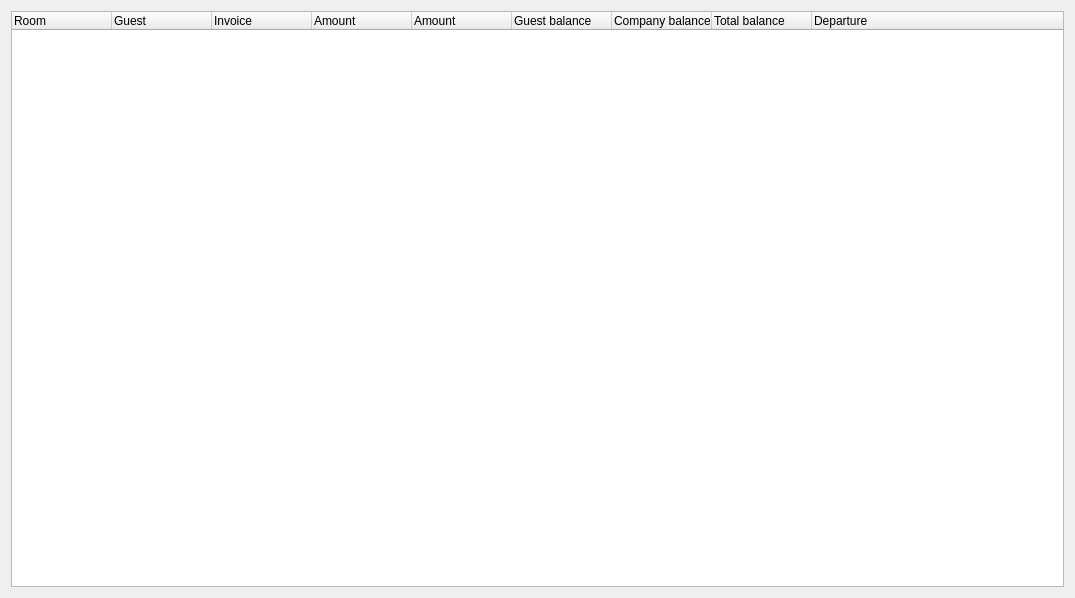
Old version of the form Resort/wquickcheckout.ui in the repository End1-1/Resort.
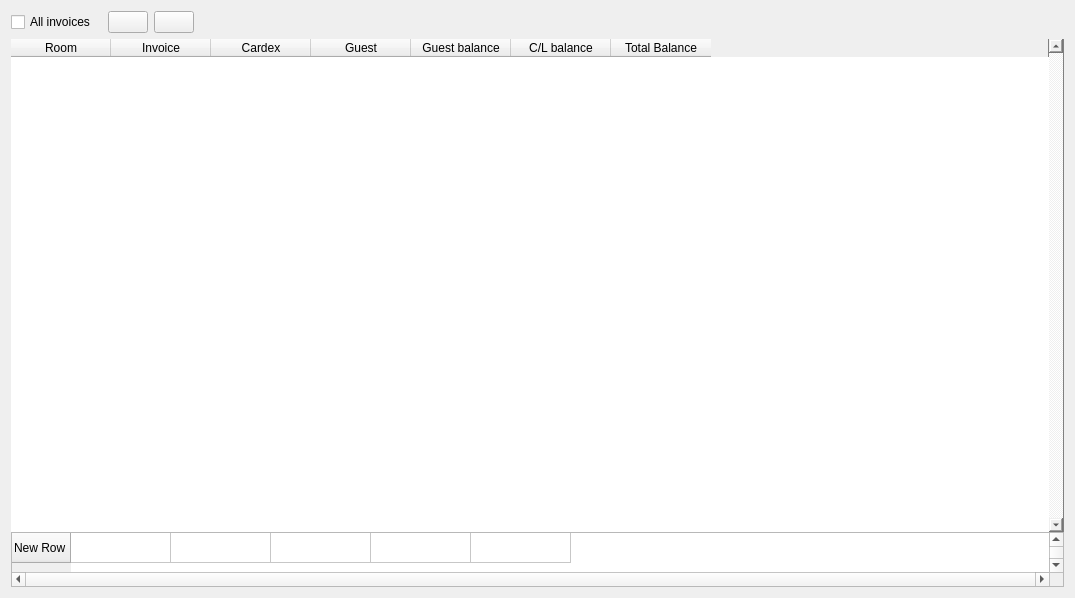
New version of the form. Icons and pictures are not drawn. Custom widgets are drawn as their Qt base class.

What changed in the file:
```diff
--- a/Resort/wquickcheckout.ui
+++ b/Resort/wquickcheckout.ui
@@ -13,19 +13,137 @@
   <property name="windowTitle">
    <string>Form</string>
   </property>
+  <layout class="QVBoxLayout" name="verticalLayout">
+   <item>
+    <widget class="QWidget" name="widget" native="true">
   <layout class="QHBoxLayout" name="horizontalLayout">
+      <property name="sizeConstraint">
+       <enum>QLayout::SetMinimumSize</enum>
+      </property>
+      <property name="leftMargin">
+       <number>0</number>
+      </property>
+      <property name="topMargin">
+       <number>0</number>
+      </property>
+      <property name="rightMargin">
+       <number>0</number>
+      </property>
+      <property name="bottomMargin">
+       <number>0</number>
+      </property>
    <item>
-    <widget class="QTreeWidget" name="tw">
+       <widget class="QCheckBox" name="chAllInvoices">
+        <property name="text">
+         <string>All invoices</string>
+        </property>
+       </widget>
+      </item>
+      <item>
+       <widget class="WCardex" name="wCardex" native="true"/>
+      </item>
+      <item>
+       <widget class="QPushButton" name="btnRefresh">
+        <property name="toolTip">
+         <string>Refresh</string>
+        </property>
+        <property name="text">
+         <string/>
+        </property>
+        <property name="icon">
+         <iconset resource="res.qrc">
+          <normaloff>:/images/refresh.png</normaloff>:/images/refresh.png</iconset>
+        </property>
+       </widget>
+      </item>
+      <item>
+       <widget class="QPushButton" name="btnCheckout">
+        <property name="toolTip">
+         <string>Checkout selected invoices</string>
+        </property>
+        <property name="text">
+         <string/>
+        </property>
+        <property name="icon">
+         <iconset resource="res.qrc">
+          <normaloff>:/images/departure.png</normaloff>:/images/departure.png</iconset>
+        </property>
+       </widget>
+      </item>
+      <item>
+       <spacer name="horizontalSpacer">
+        <property name="orientation">
+         <enum>Qt::Horizontal</enum>
+        </property>
+        <property name="sizeHint" stdset="0">
+         <size>
+          <width>957</width>
+          <height>20</height>
+         </size>
+        </property>
+       </spacer>
+      </item>
+     </layout>
+    </widget>
+   </item>
+   <item>
+    <widget class="QWidget" name="widget_2" native="true">
+     <property name="sizePolicy">
+      <sizepolicy hsizetype="Preferred" vsizetype="Preferred">
+       <horstretch>0</horstretch>
+       <verstretch>1</verstretch>
+      </sizepolicy>
+     </property>
+     <layout class="QVBoxLayout" name="verticalLayout_2">
+      <property name="spacing">
+       <number>0</number>
+      </property>
+      <property name="leftMargin">
+       <number>0</number>
+      </property>
+      <property name="topMargin">
+       <number>0</number>
+      </property>
+      <property name="rightMargin">
+       <number>0</number>
+      </property>
+      <property name="bottomMargin">
+       <number>0</number>
+      </property>
+      <item>
+       <widget class="EQTableWidget" name="tbl">
+        <property name="sizePolicy">
+         <sizepolicy hsizetype="Expanding" vsizetype="Expanding">
+          <horstretch>0</horstretch>
+          <verstretch>2</verstretch>
+         </sizepolicy>
+        </property>
+        <property name="styleSheet">
+         <string notr="true">border-bottom: 0px;
+border-top: 0px solid gray;
+border-left: 0px solid gray;
+border-right: 1px solid gray;</string>
+        </property>
+        <property name="verticalScrollBarPolicy">
+         <enum>Qt::ScrollBarAlwaysOn</enum>
+        </property>
+        <property name="editTriggers">
+         <set>QAbstractItemView::NoEditTriggers</set>
+        </property>
+        <property name="selectionMode">
+         <enum>QAbstractItemView::SingleSelection</enum>
+        </property>
+        <property name="selectionBehavior">
+         <enum>QAbstractItemView::SelectRows</enum>
+        </property>
+        <property name="wordWrap">
+         <bool>false</bool>
+        </property>
      <column>
       <property name="text">
        <string>Room</string>
       </property>
      </column>
-     <column>
-      <property name="text">
-       <string>Guest</string>
-      </property>
-     </column>
      <column>
       <property name="text">
        <string>Invoice</string>
@@ -33,12 +151,12 @@
      </column>
      <column>
       <property name="text">
-       <string>Amount</string>
+          <string>Cardex</string>
       </property>
      </column>
      <column>
       <property name="text">
-       <string>Amount</string>
+          <string>Guest</string>
       </property>
      </column>
      <column>
@@ -48,28 +166,100 @@
      </column>
      <column>
       <property name="text">
-       <string>Company balance</string>
+          <string>C/L balance</string>
       </property>
      </column>
      <column>
       <property name="text">
-       <string>Total balance</string>
-      </property>
-     </column>
+          <string>Total Balance</string>
+         </property>
+        </column>
+       </widget>
+      </item>
+      <item>
+       <widget class="EQTableWidget" name="tblTotal">
+        <property name="minimumSize">
+         <size>
+          <width>0</width>
+          <height>30</height>
+         </size>
+        </property>
+        <property name="maximumSize">
+         <size>
+          <width>16777215</width>
+          <height>55</height>
+         </size>
+        </property>
+        <property name="verticalScrollBarPolicy">
+         <enum>Qt::ScrollBarAlwaysOn</enum>
+        </property>
+        <property name="horizontalScrollBarPolicy">
+         <enum>Qt::ScrollBarAlwaysOn</enum>
+        </property>
+        <property name="editTriggers">
+         <set>QAbstractItemView::NoEditTriggers</set>
+        </property>
+        <property name="selectionMode">
+         <enum>QAbstractItemView::NoSelection</enum>
+        </property>
+        <property name="wordWrap">
+         <bool>false</bool>
+        </property>
+        <attribute name="horizontalHeaderVisible">
+         <bool>false</bool>
+        </attribute>
+        <row>
+         <property name="text">
+          <string>New Row</string>
+         </property>
+        </row>
      <column>
       <property name="text">
-       <string>Departure</string>
+          <string>New Column</string>
       </property>
      </column>
      <column>
       <property name="text">
-       <string/>
-      </property>
-     </column>
+          <string>New Column</string>
+         </property>
+        </column>
+        <column>
+         <property name="text">
+          <string>New Column</string>
+         </property>
+        </column>
+        <column>
+         <property name="text">
+          <string>New Column</string>
+         </property>
+        </column>
+        <column>
+         <property name="text">
+          <string>New Column</string>
+         </property>
+        </column>
     </widget>
    </item>
   </layout>
  </widget>
- <resources/>
+   </item>
+  </layout>
+ </widget>
+ <customwidgets>
+  <customwidget>
+   <class>EQTableWidget</class>
+   <extends>QTableWidget</extends>
+   <header location="global">eqtablewidget.h</header>
+  </customwidget>
+  <customwidget>
+   <class>WCardex</class>
+   <extends>QWidget</extends>
+   <header location="global">wcardex.h</header>
+   <container>1</container>
+  </customwidget>
+ </customwidgets>
+ <resources>
+  <include location="res.qrc"/>
+ </resources>
  <connections/>
 </ui>
```
Lines whose indentation alone changed are shown as unchanged.
